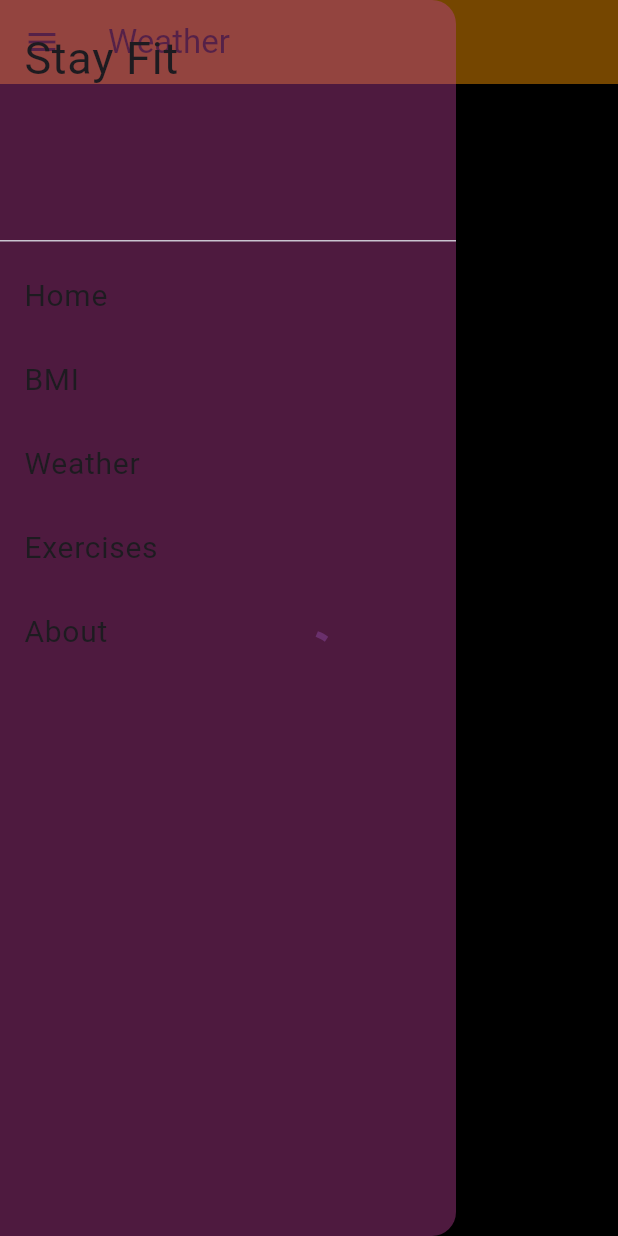
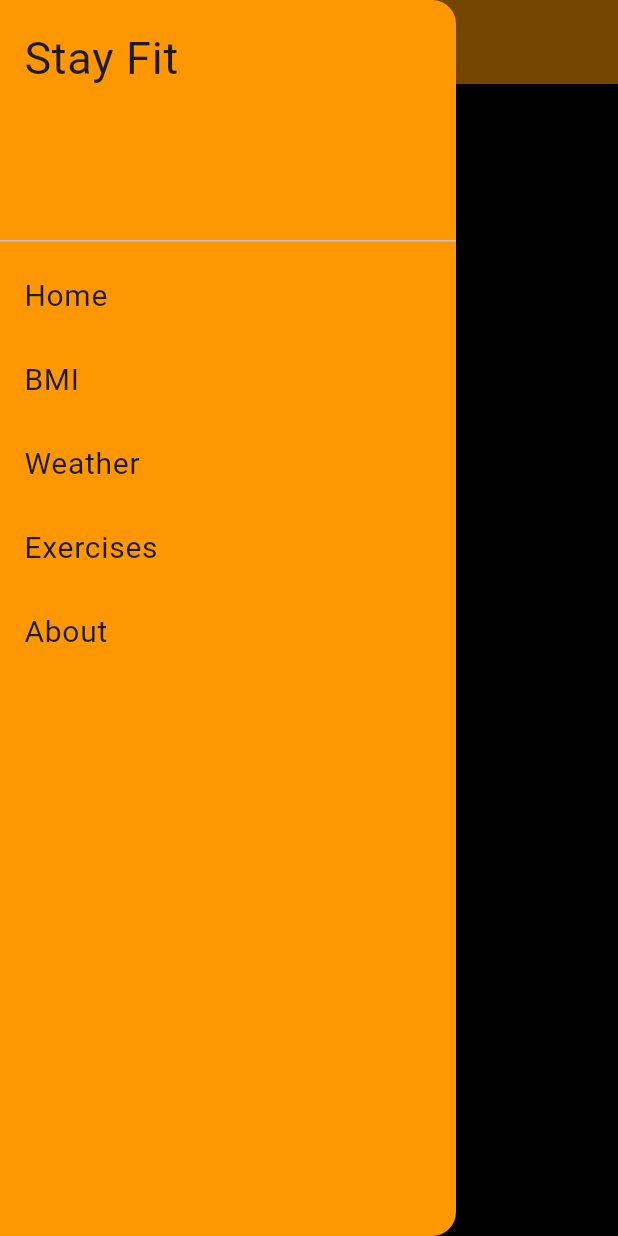
Before and after one commit to abdulWasayWaqas/Flutter-Fitness-App, a Flutter app: the Weatherscreen screen opened by its route, with the side drawer open, on a phone screen of 412 x 824 dp. Run offline on Flutter 3.47's test engine with Material 3 defaults, Android fonts, the phone set to English and light mode, and no system bars; our stand-ins replace geolocator, pedometer, permission_handler, weather; missing offline and left inert: item_count_number_button.

Commit message:
Update menudrawer.dart

```diff
--- a/lib/common/menudrawer.dart
+++ b/lib/common/menudrawer.dart
@@ -9,7 +9,7 @@ class MenuDrawer extends StatelessWidget {
   @override
   Widget build(BuildContext context) {
     return Drawer(
-      backgroundColor: Color.fromARGB(103, 192, 64, 156),
+      backgroundColor: Colors.orange,
       child: ListView(
         children: buildMenuItems(context),
       ),
```
